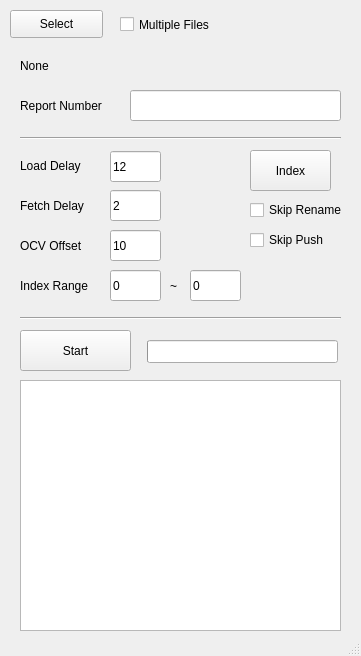
This is python38/tis4/tis4.ui in hjoo03/public as Qt 5 draws it before an edit. The edited form follows.
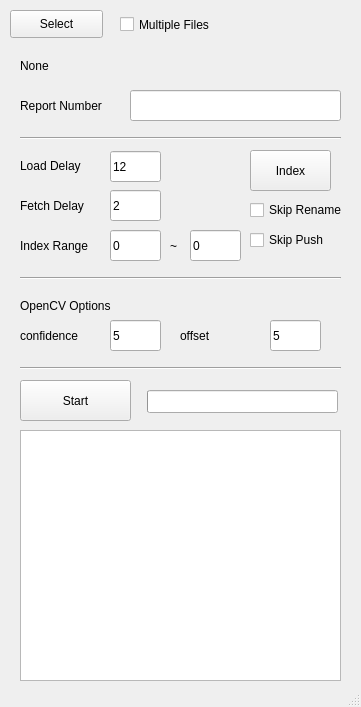
This is the edited form. Icons and pictures are not drawn.

The edit to the form file:
```diff
--- a/python38/tis4/tis4.ui
+++ b/python38/tis4/tis4.ui
@@ -7,7 +7,7 @@
     <x>0</x>
     <y>0</y>
     <width>361</width>
-    <height>656</height>
+    <height>707</height>
    </rect>
   </property>
   <property name="windowTitle">
@@ -53,7 +53,7 @@
     <property name="geometry">
      <rect>
       <x>20</x>
-      <y>330</y>
+      <y>380</y>
       <width>111</width>
       <height>41</height>
      </rect>
@@ -120,7 +120,7 @@
     <property name="geometry">
      <rect>
       <x>20</x>
-      <y>270</y>
+      <y>230</y>
       <width>91</width>
       <height>31</height>
      </rect>
@@ -156,7 +156,7 @@
     <property name="geometry">
      <rect>
       <x>110</x>
-      <y>270</y>
+      <y>230</y>
       <width>51</width>
       <height>31</height>
      </rect>
@@ -174,7 +174,7 @@
     <property name="geometry">
      <rect>
       <x>190</x>
-      <y>270</y>
+      <y>230</y>
       <width>51</width>
       <height>31</height>
      </rect>
@@ -192,7 +192,7 @@
     <property name="geometry">
      <rect>
       <x>170</x>
-      <y>270</y>
+      <y>230</y>
       <width>21</width>
       <height>31</height>
      </rect>
@@ -210,7 +210,7 @@
     <property name="geometry">
      <rect>
       <x>147</x>
-      <y>340</y>
+      <y>390</y>
       <width>191</width>
       <height>23</height>
      </rect>
@@ -226,7 +226,7 @@
     <property name="geometry">
      <rect>
       <x>20</x>
-      <y>310</y>
+      <y>360</y>
       <width>321</width>
       <height>16</height>
      </rect>
@@ -252,7 +252,7 @@
     <property name="geometry">
      <rect>
       <x>20</x>
-      <y>380</y>
+      <y>430</y>
       <width>321</width>
       <height>251</height>
      </rect>
@@ -354,8 +354,8 @@
    <widget class="QLineEdit" name="le_ocv_offset">
     <property name="geometry">
      <rect>
-      <x>110</x>
-      <y>230</y>
+      <x>270</x>
+      <y>320</y>
       <width>51</width>
       <height>31</height>
      </rect>
@@ -366,14 +366,50 @@
      </font>
     </property>
     <property name="text">
-     <string>10</string>
+     <string>5</string>
     </property>
    </widget>
    <widget class="QLabel" name="label_7">
     <property name="geometry">
      <rect>
+      <x>180</x>
+      <y>320</y>
+      <width>81</width>
+      <height>31</height>
+     </rect>
+    </property>
+    <property name="font">
+     <font>
+      <pointsize>9</pointsize>
+     </font>
+    </property>
+    <property name="text">
+     <string>offset</string>
+    </property>
+   </widget>
+   <widget class="QLineEdit" name="le_ocv_confidence">
+    <property name="geometry">
+     <rect>
+      <x>110</x>
+      <y>320</y>
+      <width>51</width>
+      <height>31</height>
+     </rect>
+    </property>
+    <property name="font">
+     <font>
+      <pointsize>9</pointsize>
+     </font>
+    </property>
+    <property name="text">
+     <string>5</string>
+    </property>
+   </widget>
+   <widget class="QLabel" name="label_8">
+    <property name="geometry">
+     <rect>
       <x>20</x>
-      <y>230</y>
+      <y>320</y>
       <width>81</width>
       <height>31</height>
      </rect>
@@ -384,7 +420,38 @@
      </font>
     </property>
     <property name="text">
-     <string>OCV Offset</string>
+     <string>confidence</string>
+    </property>
+   </widget>
+   <widget class="Line" name="line_3">
+    <property name="geometry">
+     <rect>
+      <x>20</x>
+      <y>270</y>
+      <width>321</width>
+      <height>16</height>
+     </rect>
+    </property>
+    <property name="orientation">
+     <enum>Qt::Horizontal</enum>
+    </property>
+   </widget>
+   <widget class="QLabel" name="label_9">
+    <property name="geometry">
+     <rect>
+      <x>20</x>
+      <y>290</y>
+      <width>111</width>
+      <height>31</height>
+     </rect>
+    </property>
+    <property name="font">
+     <font>
+      <pointsize>9</pointsize>
+     </font>
+    </property>
+    <property name="text">
+     <string>OpenCV Options</string>
     </property>
    </widget>
   </widget>
```
